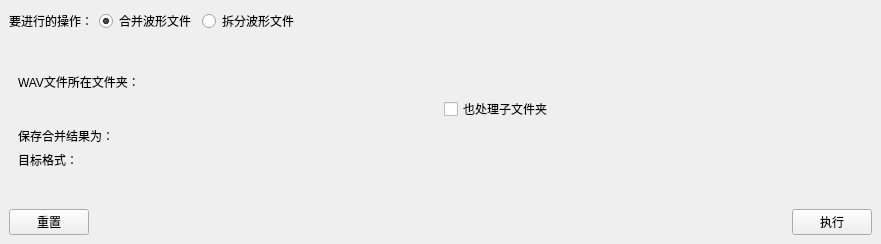
Old version of the form mainwindow.ui in the repository shine5402/KiraWavTar.
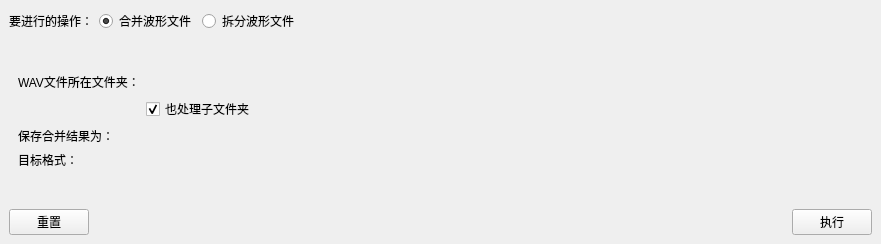
New version of the form. Custom widgets are drawn as their Qt base class.

The edit to the form file:
```diff
--- a/mainwindow.ui
+++ b/mainwindow.ui
@@ -74,7 +74,7 @@
        <number>0</number>
       </property>
       <widget class="QWidget" name="combineOptionPage">
-       <layout class="QGridLayout" name="gridLayout" columnstretch="0,0">
+       <layout class="QGridLayout" name="gridLayout" columnstretch="0,1">
         <item row="3" column="0">
          <widget class="QLabel" name="label_3">
           <property name="text">
@@ -104,6 +104,9 @@
           <property name="text">
            <string>也处理子文件夹</string>
           </property>
+          <property name="checked">
+           <bool>true</bool>
+          </property>
          </widget>
         </item>
         <item row="1" column="1">
```
